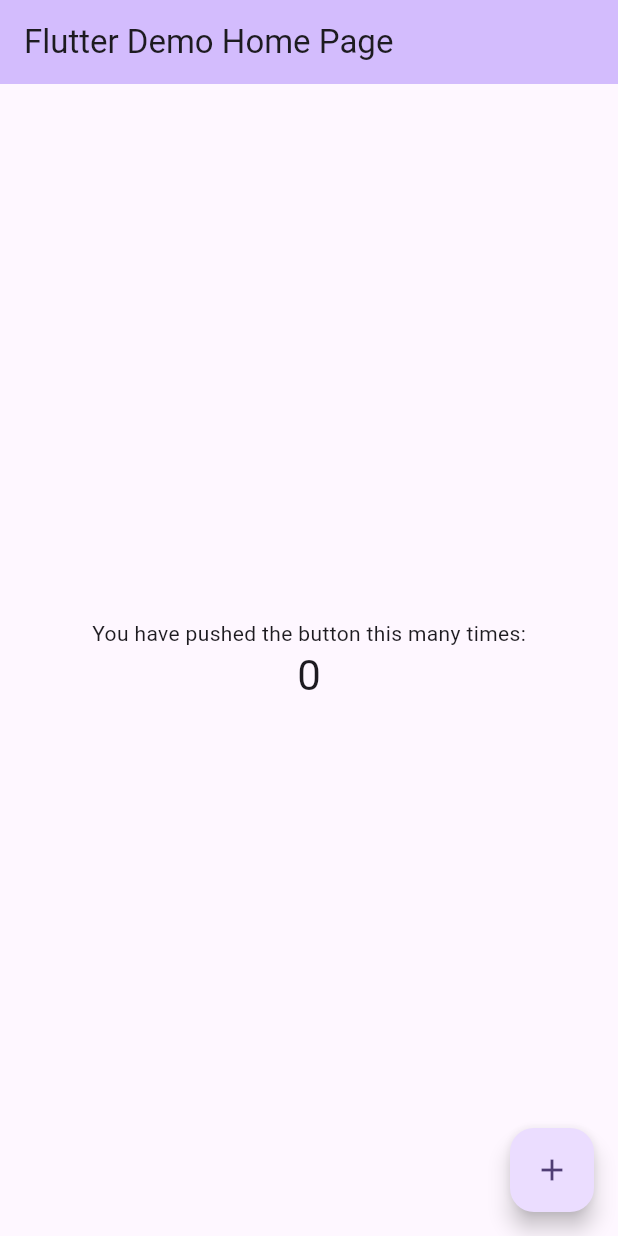
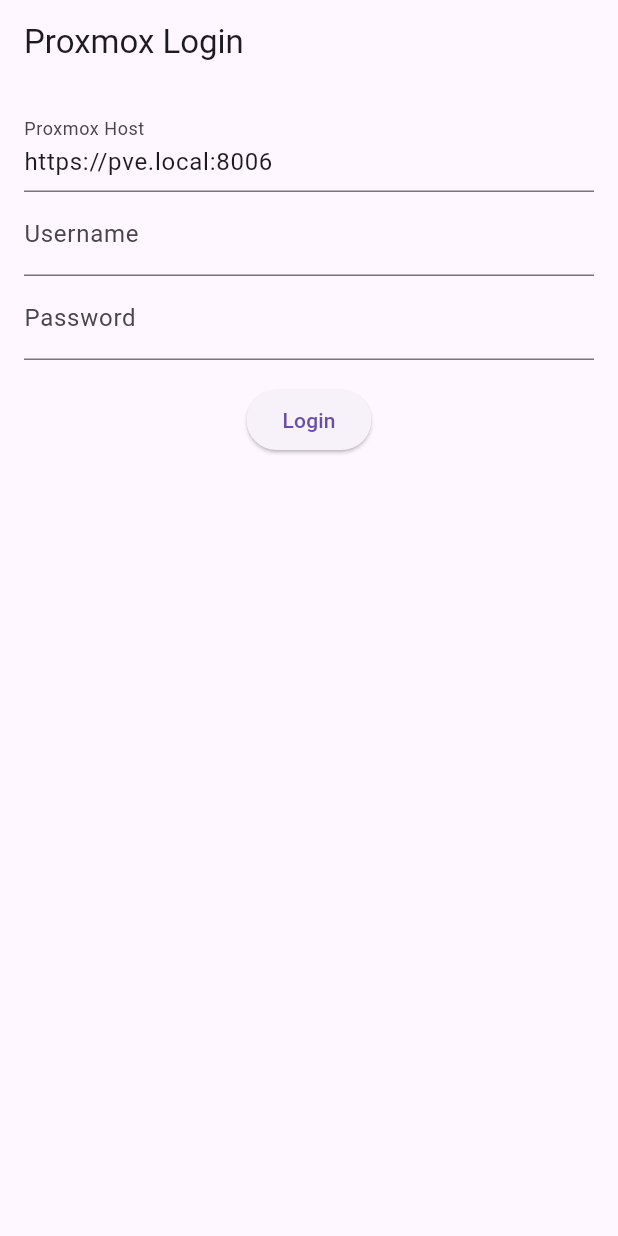
Before and after one commit to florianbussmann/proxmox_companion_app, a Flutter app: the screen it shows after launch, on a phone screen of 412 x 824 dp. Run offline on Flutter 3.47's test engine with Material 3 defaults, Android fonts, the phone set to English and light mode, and no system bars.

Commit message:
feat: auth to list containers and vms

```diff
--- a/lib/main.dart
+++ b/lib/main.dart
@@ -1,122 +1,19 @@
 import 'package:flutter/material.dart';
+import 'ui/home_page.dart';
 
 void main() {
-  runApp(const MyApp());
+  runApp(const ProxmoxApp());
 }
 
-class MyApp extends StatelessWidget {
-  const MyApp({super.key});
+class ProxmoxApp extends StatelessWidget {
+  const ProxmoxApp({super.key});
 
-  // This widget is the root of your application.
   @override
   Widget build(BuildContext context) {
     return MaterialApp(
-      title: 'Flutter Demo',
-      theme: ThemeData(
-        // This is the theme of your application.
-        //
-        // TRY THIS: Try running your application with "flutter run". You'll see
-        // the application has a purple toolbar. Then, without quitting the app,
-        // try changing the seedColor in the colorScheme below to Colors.green
-        // and then invoke "hot reload" (save your changes or press the "hot
-        // reload" button in a Flutter-supported IDE, or press "r" if you used
-        // the command line to start the app).
-        //
-        // Notice that the counter didn't reset back to zero; the application
-        // state is not lost during the reload. To reset the state, use hot
-        // restart instead.
-        //
-        // This works for code too, not just values: Most code changes can be
-        // tested with just a hot reload.
-        colorScheme: .fromSeed(seedColor: Colors.deepPurple),
-      ),
-      home: const MyHomePage(title: 'Flutter Demo Home Page'),
+      title: 'Proxmox Desktop',
+      theme: ThemeData(useMaterial3: true),
+      home: const HomePage(),
     );
   }
 }
-
-class MyHomePage extends StatefulWidget {
-  const MyHomePage({super.key, required this.title});
-
-  // This widget is the home page of your application. It is stateful, meaning
-  // that it has a State object (defined below) that contains fields that affect
-  // how it looks.
-
-  // This class is the configuration for the state. It holds the values (in this
-  // case the title) provided by the parent (in this case the App widget) and
-  // used by the build method of the State. Fields in a Widget subclass are
-  // always marked "final".
-
-  final String title;
-
-  @override
-  State<MyHomePage> createState() => _MyHomePageState();
-}
-
-class _MyHomePageState extends State<MyHomePage> {
-  int _counter = 0;
-
-  void _incrementCounter() {
-    setState(() {
-      // This call to setState tells the Flutter framework that something has
-      // changed in this State, which causes it to rerun the build method below
-      // so that the display can reflect the updated values. If we changed
-      // _counter without calling setState(), then the build method would not be
-      // called again, and so nothing would appear to happen.
-      _counter++;
-    });
-  }
-
-  @override
-  Widget build(BuildContext context) {
-    // This method is rerun every time setState is called, for instance as done
-    // by the _incrementCounter method above.
-    //
-    // The Flutter framework has been optimized to make rerunning build methods
-    // fast, so that you can just rebuild anything that needs updating rather
-    // than having to individually change instances of widgets.
-    return Scaffold(
-      appBar: AppBar(
-        // TRY THIS: Try changing the color here to a specific color (to
-        // Colors.amber, perhaps?) and trigger a hot reload to see the AppBar
-        // change color while the other colors stay the same.
-        backgroundColor: Theme.of(context).colorScheme.inversePrimary,
-        // Here we take the value from the MyHomePage object that was created by
-        // the App.build method, and use it to set our appbar title.
-        title: Text(widget.title),
-      ),
-      body: Center(
-        // Center is a layout widget. It takes a single child and positions it
-        // in the middle of the parent.
-        child: Column(
-          // Column is also a layout widget. It takes a list of children and
-          // arranges them vertically. By default, it sizes itself to fit its
-          // children horizontally, and tries to be as tall as its parent.
-          //
-          // Column has various properties to control how it sizes itself and
-          // how it positions its children. Here we use mainAxisAlignment to
-          // center the children vertically; the main axis here is the vertical
-          // axis because Columns are vertical (the cross axis would be
-          // horizontal).
-          //
-          // TRY THIS: Invoke "debug painting" (choose the "Toggle Debug Paint"
-          // action in the IDE, or press "p" in the console), to see the
-          // wireframe for each widget.
-          mainAxisAlignment: .center,
-          children: [
-            const Text('You have pushed the button this many times:'),
-            Text(
-              '$_counter',
-              style: Theme.of(context).textTheme.headlineMedium,
-            ),
-          ],
-        ),
-      ),
-      floatingActionButton: FloatingActionButton(
-        onPressed: _incrementCounter,
-        tooltip: 'Increment',
-        child: const Icon(Icons.add),
-      ),
-    );
-  }
-}
--- /dev/null
+++ b/lib/models/lxc.dart
@@ -0,0 +1,13 @@
+class Lxc {
+  final int vmid;
+  final String name;
+  final String status;
+
+  Lxc({required this.vmid, required this.name, required this.status});
+
+  factory Lxc.fromJson(Map<String, dynamic> j) => Lxc(
+    vmid: j['vmid'],
+    name: j['name'] ?? 'LXC ${j['vmid']}',
+    status: j['status'],
+  );
+}
--- /dev/null
+++ b/lib/models/node.dart
@@ -0,0 +1,5 @@
+class Node {
+  final String name;
+  Node(this.name);
+  factory Node.fromJson(Map<String, dynamic> j) => Node(j['node']);
+}
--- /dev/null
+++ b/lib/models/vm.dart
@@ -0,0 +1,13 @@
+class Vm {
+  final int vmid;
+  final String name;
+  final String status;
+
+  Vm({required this.vmid, required this.name, required this.status});
+
+  factory Vm.fromJson(Map<String, dynamic> j) => Vm(
+    vmid: j['vmid'],
+    name: j['name'] ?? 'VM ${j['vmid']}',
+    status: j['status'],
+  );
+}
--- /dev/null
+++ b/lib/ui/home_page.dart
@@ -0,0 +1,109 @@
+import 'package:flutter/material.dart';
+import '../services/proxmox_api.dart';
+import '../models/node.dart';
+import '../models/lxc.dart';
+import '../models/vm.dart';
+
+class HomePage extends StatefulWidget {
+  const HomePage({super.key});
+
+  @override
+  State<HomePage> createState() => _HomePageState();
+}
+
+class _HomePageState extends State<HomePage> {
+  final apiCtrl = TextEditingController(text: 'https://pve.local:8006');
+  final userCtrl = TextEditingController();
+  final passCtrl = TextEditingController();
+
+  List<Node> nodes = [];
+  Map<String, List<Vm>> vms = {};
+  Map<String, List<Lxc>> lxcs = {};
+  bool loggedIn = false;
+
+  Future<void> _login() async {
+    final api = ProxmoxApi(apiCtrl.text);
+    await api.login(userCtrl.text, passCtrl.text);
+    final rawNodes = await api.getNodes();
+    nodes = rawNodes.map((e) => Node.fromJson(e)).toList();
+
+    for (final n in nodes) {
+      // Fetch both QEMU VMs and LXCs
+      final rawVMs = await api.getVMs(n.name);
+      vms[n.name] = rawVMs.map((e) => Vm.fromJson(e)).toList();
+
+      final rawLXCs = await api.getLXCs(n.name);
+      lxcs[n.name] = rawLXCs.map((e) => Lxc.fromJson(e)).toList();
+    }
+
+    setState(() => loggedIn = true);
+  }
+
+  @override
+  Widget build(BuildContext context) {
+    if (!loggedIn) {
+      return Scaffold(
+        appBar: AppBar(title: const Text('Proxmox Login')),
+        body: Padding(
+          padding: const EdgeInsets.all(16),
+          child: Column(
+            children: [
+              TextField(
+                controller: apiCtrl,
+                decoration: const InputDecoration(labelText: 'Proxmox Host'),
+              ),
+              TextField(
+                controller: userCtrl,
+                decoration: const InputDecoration(labelText: 'Username'),
+              ),
+              TextField(
+                controller: passCtrl,
+                decoration: const InputDecoration(labelText: 'Password'),
+                obscureText: true,
+              ),
+              const SizedBox(height: 16),
+              ElevatedButton(onPressed: _login, child: const Text('Login')),
+            ],
+          ),
+        ),
+      );
+    }
+
+    return Scaffold(
+      appBar: AppBar(title: const Text('Proxmox Companion')),
+      body: ListView(
+        children: nodes.map((n) {
+          return ExpansionTile(
+            title: Text('Node: ${n.name}'),
+            children: [
+              ...vms[n.name]!.map(
+                (vm) => ListTile(
+                  leading: Icon(
+                    Icons.computer,
+                    color: vm.status.toLowerCase() == 'running'
+                        ? Colors.green
+                        : Colors.grey,
+                  ), // VM icon
+                  title: Text(vm.name),
+                  subtitle: Text('Status: ${vm.status}'),
+                ),
+              ),
+              ...lxcs[n.name]!.map(
+                (lxc) => ListTile(
+                  leading: Icon(
+                    Icons.storage,
+                    color: lxc.status.toLowerCase() == 'running'
+                        ? Colors.green
+                        : Colors.grey,
+                  ), // LXC icon
+                  title: Text(lxc.name),
+                  subtitle: Text('Status: ${lxc.status}'),
+                ),
+              ),
+            ],
+          );
+        }).toList(),
+      ),
+    );
+  }
+}
--- a/pubspec.yaml
+++ b/pubspec.yaml
@@ -34,6 +34,7 @@
   # The following adds the Cupertino Icons font to your application.
   # Use with the CupertinoIcons class for iOS style icons.
   cupertino_icons: ^1.0.8
+  http: ^1.6.0
 
 dev_dependencies:
   flutter_test:
```
Also changed, not shown: lib/services/proxmox_api.dart (added, +60 -0 lines), pubspec.lock, 2 other files.
